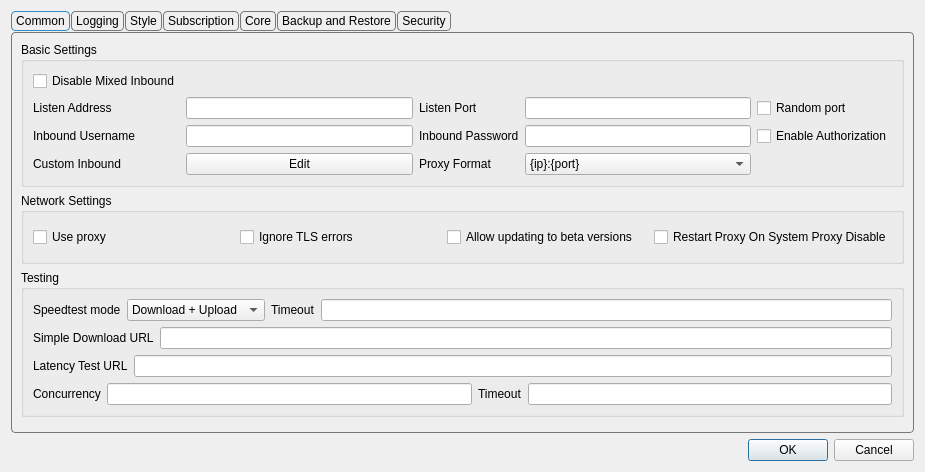
This is include/ui/setting/dialog_basic_settings.ui in netward/Gryph as Qt 5 draws it before an edit. The edited form follows.
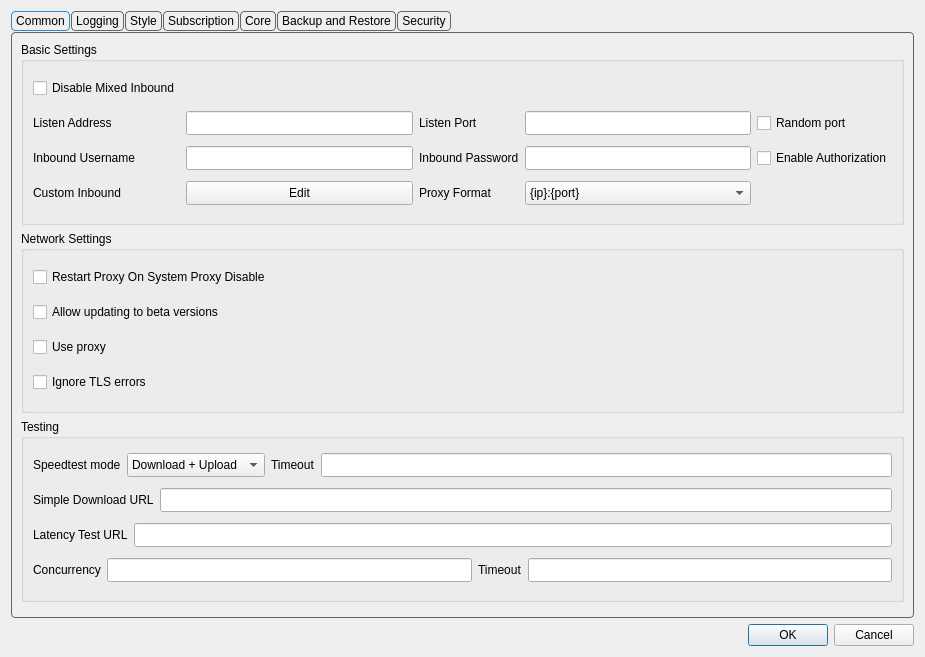
This is the edited form. Custom widgets are drawn as their Qt base class.

Diff of the .ui file:
```diff
--- a/include/ui/setting/dialog_basic_settings.ui
+++ b/include/ui/setting/dialog_basic_settings.ui
@@ -7,7 +7,7 @@
 				<x>0</x>
 				<y>0</y>
 				<width>925</width>
-				<height>472</height>
+    <height>657</height>
 			</rect>
 		</property>
 		<property name="sizePolicy">
@@ -19,6 +19,9 @@
 		<property name="windowTitle">
 			<string>Basic Settings</string>
 		</property>
+  <property name="styleSheet">
+   <string notr="true"/>
+  </property>
 		<layout class="QGridLayout" name="gridLayout">
 			<item row="9" column="3">
 				<widget class="QDialogButtonBox" name="buttonBox">
@@ -42,7 +45,7 @@
 						<string notr="true">
 							QTabWidget::pane {
 							margin-top: 1px;
-							border: 1px solid #777777;
+							border: 1px solid #646464;
 							border-radius: 4px;
 							}
 
@@ -52,7 +55,7 @@
 							}
 
 							QTabBar::tab {
-							border: 1px solid #777777;
+							border: 1px solid #646464;
 							border-radius: 4px;
 
 							padding: 2px 4px;
@@ -64,7 +67,7 @@
 							}
 
 							QTabBar::tab:!selected {
-							border: 1px solid #777777;
+							border: 1px solid #646464;
 							}
 
 							QTabBar::tab:hover:!selected {
@@ -97,6 +100,12 @@
 									<layout class="QGridLayout" name="gridLayout_9">
 										<item row="2" column="5">
 											<widget class="QCheckBox" name="inbound_auth">
+            <property name="minimumSize">
+             <size>
+              <width>0</width>
+              <height>24</height>
+             </size>
+            </property>
 												<property name="text">
 													<string>Enable Authorization</string>
 												</property>
@@ -110,10 +119,22 @@
 														<verstretch>0</verstretch>
 													</sizepolicy>
 												</property>
+            <property name="minimumSize">
+             <size>
+              <width>0</width>
+              <height>24</height>
+             </size>
+            </property>
 											</widget>
 										</item>
 										<item row="4" column="1">
 											<widget class="QLabel" name="label_11">
+            <property name="minimumSize">
+             <size>
+              <width>0</width>
+              <height>24</height>
+             </size>
+            </property>
 												<property name="text">
 													<string>Custom Inbound</string>
 												</property>
@@ -121,6 +142,12 @@
 										</item>
 										<item row="4" column="2">
 											<widget class="QPushButton" name="custom_inbound_edit">
+            <property name="minimumSize">
+             <size>
+              <width>0</width>
+              <height>24</height>
+             </size>
+            </property>
 												<property name="text">
 													<string>Edit</string>
 												</property>
@@ -128,6 +155,12 @@
 										</item>
 										<item row="2" column="1">
 											<widget class="QLabel" name="inbound_user_l">
+            <property name="minimumSize">
+             <size>
+              <width>0</width>
+              <height>24</height>
+             </size>
+            </property>
 												<property name="text">
 													<string>Inbound Username</string>
 												</property>
@@ -135,19 +168,45 @@
 										</item>
 										<item row="0" column="1">
 											<widget class="QCheckBox" name="disable_mixed_inbound">
+            <property name="minimumSize">
+             <size>
+              <width>0</width>
+              <height>24</height>
+             </size>
+            </property>
 												<property name="text">
 													<string>Disable Mixed Inbound</string>
 												</property>
 											</widget>
 										</item>
 										<item row="2" column="4">
-											<widget class="QLineEdit" name="inbound_pass"/>
+           <widget class="QLineEdit" name="inbound_pass">
+            <property name="minimumSize">
+             <size>
+              <width>0</width>
+              <height>24</height>
+             </size>
+            </property>
+           </widget>
 										</item>
 										<item row="2" column="2">
-											<widget class="QLineEdit" name="inbound_user"/>
+           <widget class="QLineEdit" name="inbound_user">
+            <property name="minimumSize">
+             <size>
+              <width>0</width>
+              <height>24</height>
+             </size>
+            </property>
+           </widget>
 										</item>
 										<item row="1" column="5">
 											<widget class="QCheckBox" name="random_listen_port">
+            <property name="minimumSize">
+             <size>
+              <width>0</width>
+              <height>24</height>
+             </size>
+            </property>
 												<property name="toolTip">
 													<string>&lt;html&gt;&lt;head/&gt;&lt;body&gt;&lt;p&gt;Selects a random available port on every run&lt;/p&gt;&lt;/body&gt;&lt;/html&gt;</string>
 												</property>
@@ -158,6 +217,12 @@
 										</item>
 										<item row="1" column="3">
 											<widget class="QLabel" name="inbound_socks_port_l">
+            <property name="minimumSize">
+             <size>
+              <width>0</width>
+              <height>24</height>
+             </size>
+            </property>
 												<property name="toolTip">
 													<string>
 														&lt;html&gt;&lt;head/&gt;&lt;body&gt;&lt;p&gt;Socks
@@ -171,6 +236,12 @@
 										</item>
 										<item row="1" column="1">
 											<widget class="QLabel" name="label">
+            <property name="minimumSize">
+             <size>
+              <width>0</width>
+              <height>24</height>
+             </size>
+            </property>
 												<property name="text">
 													<string>Listen Address</string>
 												</property>
@@ -178,6 +249,12 @@
 										</item>
 										<item row="2" column="3">
 											<widget class="QLabel" name="inbound_pass_l">
+            <property name="minimumSize">
+             <size>
+              <width>0</width>
+              <height>24</height>
+             </size>
+            </property>
 												<property name="text">
 													<string>Inbound Password</string>
 												</property>
@@ -185,6 +262,12 @@
 										</item>
 										<item row="4" column="4">
 											<widget class="QComboBox" name="proxy_scheme">
+            <property name="minimumSize">
+             <size>
+              <width>0</width>
+              <height>24</height>
+             </size>
+            </property>
 												<item>
 													<property name="text">
 														<string notr="true">{ip}:{port}</string>
@@ -204,13 +287,26 @@
 										</item>
 										<item row="4" column="3">
 											<widget class="QLabel" name="proxy_scheme_l">
+            <property name="minimumSize">
+             <size>
+              <width>0</width>
+              <height>24</height>
+             </size>
+            </property>
 												<property name="text">
 													<string>Proxy Format</string>
 												</property>
 											</widget>
 										</item>
 										<item row="1" column="2">
-											<widget class="QLineEdit" name="inbound_address"/>
+           <widget class="QLineEdit" name="inbound_address">
+            <property name="minimumSize">
+             <size>
+              <width>0</width>
+              <height>24</height>
+             </size>
+            </property>
+           </widget>
 										</item>
 									</layout>
 								</widget>
@@ -226,16 +322,41 @@
 									<property name="title">
 										<string>Network Settings</string>
 									</property>
-									<layout class="QGridLayout" name="gridLayout_12">
-										<item row="1" column="5">
-											<widget class="QCheckBox" name="net_insecure">
+         <layout class="QVBoxLayout" name="verticalLayout_9">
+          <item>
+           <widget class="QCheckBox" name="reset_proxy_on_disable_sp">
+            <property name="minimumSize">
+             <size>
+              <width>0</width>
+              <height>24</height>
+             </size>
+            </property>
 												<property name="text">
-													<string>Ignore TLS errors</string>
+             <string>Restart Proxy On System Proxy Disable</string>
 												</property>
 											</widget>
 										</item>
-										<item row="1" column="0">
+          <item>
+           <widget class="QCheckBox" name="allow_beta">
+            <property name="minimumSize">
+             <size>
+              <width>0</width>
+              <height>24</height>
+             </size>
+            </property>
+            <property name="text">
+             <string>Allow updating to beta versions</string>
+            </property>
+           </widget>
+          </item>
+          <item>
 											<widget class="QCheckBox" name="net_use_proxy">
+            <property name="minimumSize">
+             <size>
+              <width>0</width>
+              <height>24</height>
+             </size>
+            </property>
 												<property name="toolTip">
 													<string>&lt;html&gt;&lt;head/&gt;&lt;body&gt;&lt;p&gt;Use proxy for subscription request, update request etc&lt;/p&gt;&lt;/body&gt;&lt;/html&gt;</string>
 												</property>
@@ -244,17 +365,16 @@
 												</property>
 											</widget>
 										</item>
-										<item row="1" column="6">
-											<widget class="QCheckBox" name="allow_beta">
-												<property name="text">
-													<string>Allow updating to beta versions</string>
-												</property>
-											</widget>
-										</item>
-										<item row="1" column="7">
-											<widget class="QCheckBox" name="reset_proxy_on_disable_sp">
+          <item>
+           <widget class="QCheckBox" name="net_insecure">
+            <property name="minimumSize">
+             <size>
+              <width>0</width>
+              <height>24</height>
+             </size>
+            </property>
 												<property name="text">
-													<string>Restart Proxy On System Proxy Disable</string>
+             <string>Ignore TLS errors</string>
 												</property>
 											</widget>
 										</item>
@@ -271,6 +391,12 @@
 											<layout class="QHBoxLayout" name="horizontalLayout_10">
 												<item>
 													<widget class="QLabel" name="label_12">
+              <property name="minimumSize">
+               <size>
+                <width>0</width>
+                <height>24</height>
+               </size>
+              </property>
 														<property name="text">
 															<string>Speedtest mode</string>
 														</property>
@@ -278,6 +404,12 @@
 												</item>
 												<item>
 													<widget class="QComboBox" name="speedtest_mode">
+              <property name="minimumSize">
+               <size>
+                <width>0</width>
+                <height>24</height>
+               </size>
+              </property>
 														<item>
 															<property name="text">
 																<string>Download + Upload</string>
@@ -307,6 +439,12 @@
 												</item>
 												<item>
 													<widget class="QLabel" name="label_19">
+              <property name="minimumSize">
+               <size>
+                <width>0</width>
+                <height>24</height>
+               </size>
+              </property>
 														<property name="toolTip">
 															<string>&lt;html&gt;&lt;head/&gt;&lt;body&gt;&lt;p&gt;timeout in milliseconds&lt;br/&gt;applies to all tests individually&lt;/p&gt;&lt;/body&gt;&lt;/html&gt;</string>
 														</property>
@@ -316,7 +454,14 @@
 													</widget>
 												</item>
 												<item>
-													<widget class="QLineEdit" name="test_timeout"/>
+             <widget class="QLineEdit" name="test_timeout">
+              <property name="minimumSize">
+               <size>
+                <width>0</width>
+                <height>24</height>
+               </size>
+              </property>
+             </widget>
 												</item>
 											</layout>
 										</item>
@@ -324,13 +469,26 @@
 											<layout class="QHBoxLayout" name="horizontalLayout_9">
 												<item>
 													<widget class="QLabel" name="label_16">
+              <property name="minimumSize">
+               <size>
+                <width>0</width>
+                <height>24</height>
+               </size>
+              </property>
 														<property name="text">
 															<string>Simple Download URL</string>
 														</property>
 													</widget>
 												</item>
 												<item>
-													<widget class="QLineEdit" name="simple_down_url"/>
+             <widget class="QLineEdit" name="simple_down_url">
+              <property name="minimumSize">
+               <size>
+                <width>0</width>
+                <height>24</height>
+               </size>
+              </property>
+             </widget>
 												</item>
 											</layout>
 										</item>
@@ -338,13 +496,26 @@
 											<layout class="QHBoxLayout" name="horizontalLayout_6">
 												<item>
 													<widget class="QLabel" name="label_13">
+              <property name="minimumSize">
+               <size>
+                <width>0</width>
+                <height>24</height>
+               </size>
+              </property>
 														<property name="text">
 															<string>Latency Test URL</string>
 														</property>
 													</widget>
 												</item>
 												<item>
-													<widget class="QLineEdit" name="test_latency_url"/>
+             <widget class="QLineEdit" name="test_latency_url">
+              <property name="minimumSize">
+               <size>
+                <width>0</width>
+                <height>24</height>
+               </size>
+              </property>
+             </widget>
 												</item>
 											</layout>
 										</item>
@@ -352,16 +523,35 @@
 											<layout class="QHBoxLayout" name="horizontalLayout_11">
 												<item>
 													<widget class="QLabel" name="label_14">
+              <property name="minimumSize">
+               <size>
+                <width>0</width>
+                <height>24</height>
+               </size>
+              </property>
 														<property name="text">
 															<string>Concurrency</string>
 														</property>
 													</widget>
 												</item>
 												<item>
-													<widget class="QLineEdit" name="test_concurrent"/>
+             <widget class="QLineEdit" name="test_concurrent">
+              <property name="minimumSize">
+               <size>
+                <width>0</width>
+                <height>24</height>
+               </size>
+              </property>
+             </widget>
 												</item>
 												<item>
 													<widget class="QLabel" name="label_22">
+              <property name="minimumSize">
+               <size>
+                <width>0</width>
+                <height>24</height>
+               </size>
+              </property>
 														<property name="toolTip">
 															<string>&lt;html&gt;&lt;head/&gt;&lt;body&gt;&lt;p&gt;Timeout for URLtest in ms&lt;br/&gt;Note that muxed connections take a much longer time for their initial request, and setting this value too low will cause the test to falsely report that the config is not working&lt;/p&gt;&lt;/body&gt;&lt;/html&gt;</string>
 														</property>
@@ -371,7 +561,14 @@
 													</widget>
 												</item>
 												<item>
-													<widget class="QLineEdit" name="url_timeout"/>
+             <widget class="QLineEdit" name="url_timeout">
+              <property name="minimumSize">
+               <size>
+                <width>0</width>
+                <height>24</height>
+               </size>
+              </property>
+             </widget>
 												</item>
 											</layout>
 										</item>
```
Left out of the diff: 55 changed lines with no effect on the pictures. Lines whose indentation alone changed are shown as unchanged.
